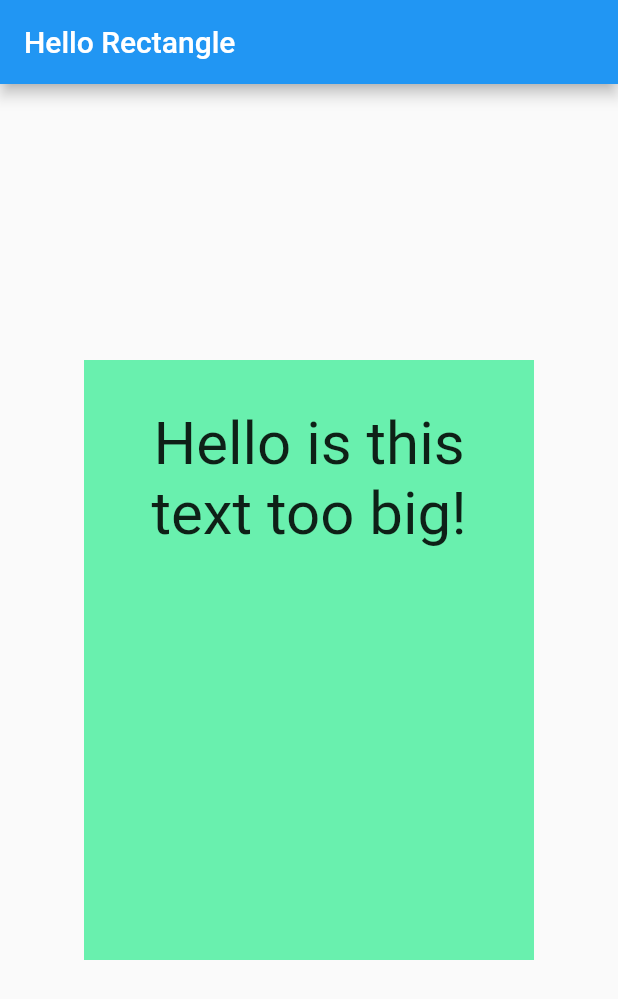
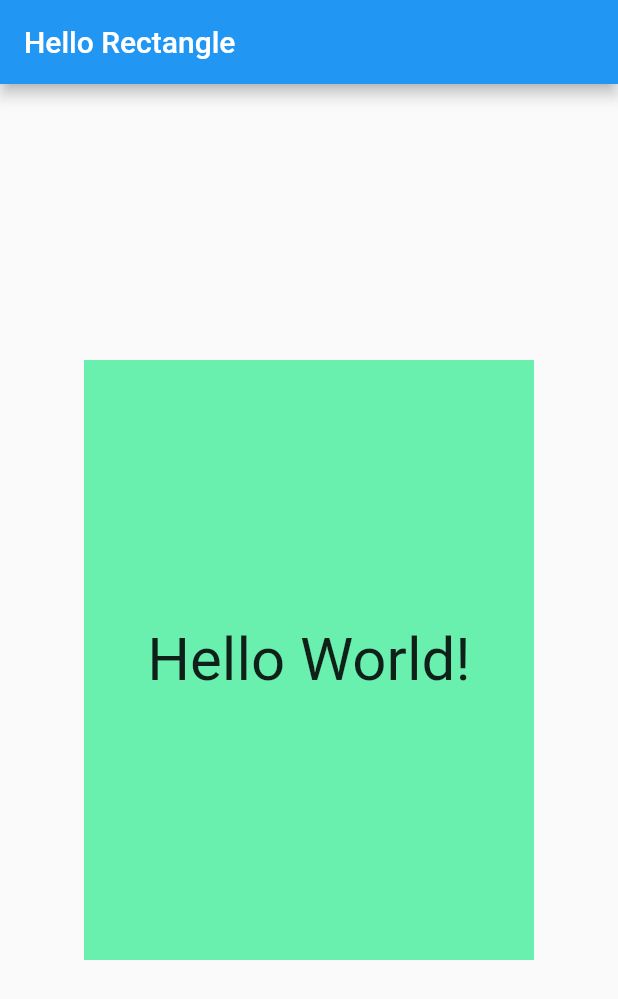
Before and after one commit to slmolloy/unit-converter-flutter, a Flutter app: the screen it shows after launch, on a phone screen of 412 x 824 dp. Shown: the top 999 px of the screen. Run offline on Flutter 3.47's test engine with Material 2 defaults, Android fonts, the phone set to English and light mode, and no system bars.

```diff
--- a/lib/main.dart
+++ b/lib/main.dart
@@ -4,43 +4,29 @@
 
 import 'package:flutter/material.dart';
 
-const _padding = EdgeInsets.all(16.0);
+class HelloRectangle extends StatelessWidget {
+  @override
+  Widget build(BuildContext context) {
+    return Center(
+      child: Container(
+        color: Colors.greenAccent,
+        height: 400.0,
+        width: 300.0,
+        child: Center(child: Text('Hello World!', style: TextStyle(fontSize: 40.0))),
+      ),
+    );
+  }
+}
 
 void main() {
   runApp(
     MaterialApp(
-      debugShowCheckedModeBanner: false,
-      title: 'Hello Rectangle',
       home: Scaffold(
         appBar: AppBar(
-          title: const Text('Hello Rectangle'),
+          title: Text('Hello Rectangle'),
         ),
-        body: const HelloRectangle(),
+        body: HelloRectangle(),
       ),
     ),
   );
 }
-
-class HelloRectangle extends StatelessWidget {
-  const HelloRectangle({Key? key}) : super(key: key);
-
-  @override
-  Widget build(BuildContext context) {
-    return Center(
-      child: Container(
-        padding: _padding,
-        color: Colors.greenAccent,
-        height: 400.0,
-        width: 300.0,
-        child: const Padding(
-          padding: _padding,
-          child: Text(
-            'Hello is this text too big!',
-            style: TextStyle(fontSize: 40.0),
-            textAlign: TextAlign.center,
-          ),
-        ),
-      ),
-    );
-  }
-}
```
